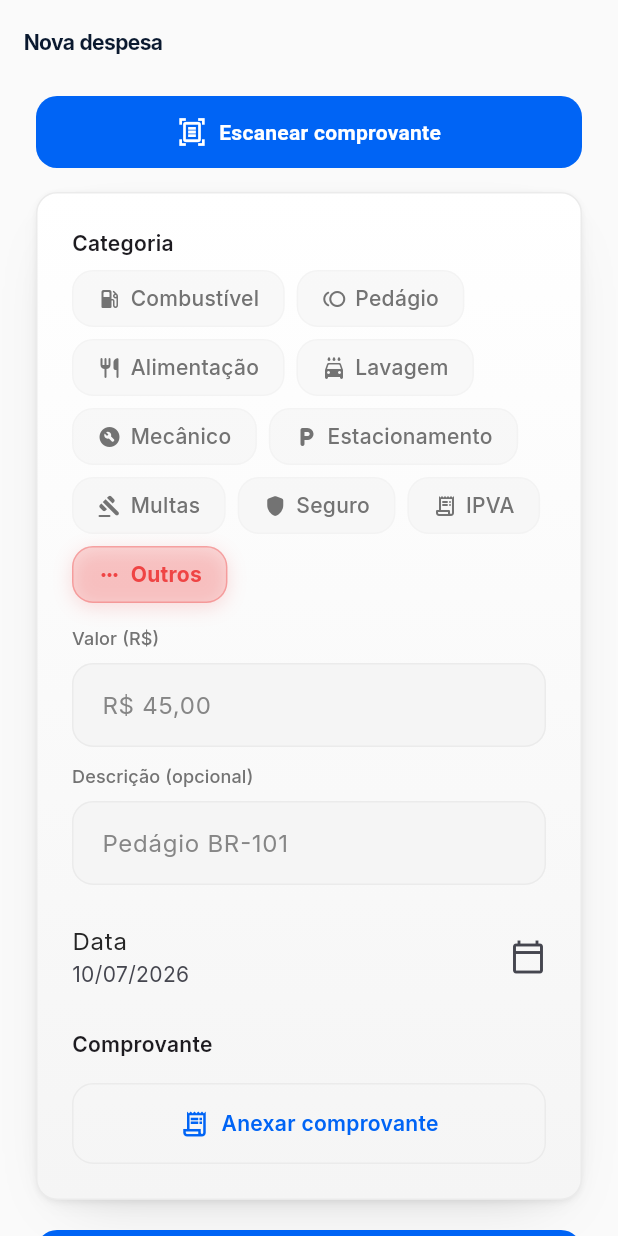
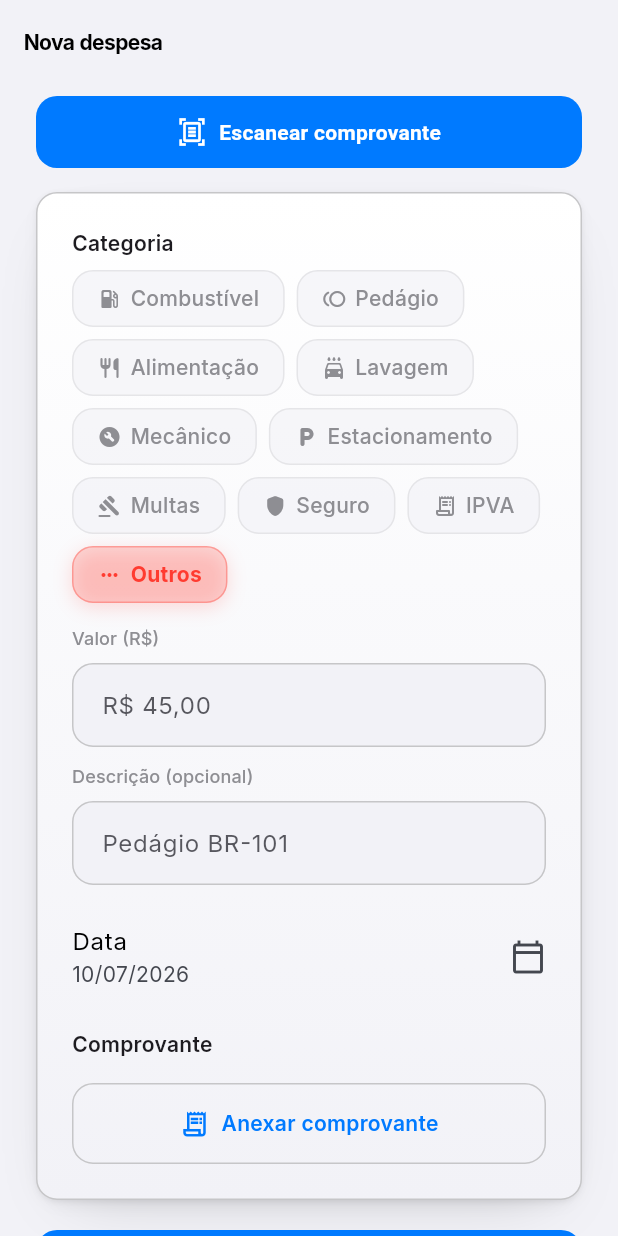
Before and after one commit to solerpedroo/driveflow, a Flutter app: the ExpenseFormScreen screen opened by its route, on a phone screen of 412 x 824 dp. Run offline on Flutter 3.47's test engine with Material 3 defaults, Android fonts, the phone set to English and light mode, and no system bars; our stand-ins replace cached_network_image, connectivity_plus, dio, file_picker, fl_chart, flutter_hooks and 14 more; missing offline and left inert: google_mlkit_text_recognition; accounts and stored records are empty; network calls fail; statements that could not run were skipped.

Commit message:
feat(ui): tokens iOS system colors + azul #007AFF
Co-authored-by: Pedro Henrique Contardi Soler <pedrocsoler@hotmail.com>

```diff
--- a/lib/core/theme/app_colors.dart
+++ b/lib/core/theme/app_colors.dart
@@ -1,56 +1,70 @@
 import 'package:flutter/material.dart';
 import 'package:flutter/services.dart';
 
-/// Design tokens — paleta premium azul (referência ReuniAI + Mescla).
+/// Tokens iOS / Cupertino — system colors + azul Apple.
 abstract final class AppColors {
-  // Brand — azul premium
-  static const Color brandBlue = Color(0xFF0064F5);
-  static const Color brandBlueDark = Color(0xFF0047B8);
-  static const Color brandBlueDeep = Color(0xFF002D6E);
-  static const Color brandGlow = Color(0xFFB8D4FF);
-  static const Color brandNavy = Color(0xFF0A192F);
+  // iOS system blue (acento principal)
+  static const Color systemBlue = Color(0xFF007AFF);
+  static const Color systemBlueDark = Color(0xFF0A84FF);
 
-  /// Aliases legados — propagam a nova paleta sem refatorar telas.
-  static const Color skyBlue = brandBlue;
+  // Brand aliases
+  static const Color brandBlue = systemBlue;
+  static const Color brandBlueDark = Color(0xFF0056CC);
+  static const Color brandBlueDeep = Color(0xFF003D99);
+  static const Color brandGlow = Color(0xFF5AC8FA);
+  static const Color brandNavy = Color(0xFF000000);
+
+  static const Color skyBlue = systemBlue;
   static const Color skyBlueDim = brandBlueDark;
   static const Color skyBlueSoft = brandGlow;
 
-  static const Color deepNavy = brandNavy;
-  static const Color midnight = Color(0xFF0F1419);
-  static const Color slate = Color(0xFF1A2332);
+  static const Color deepNavy = Color(0xFF000000);
+  static const Color midnight = Color(0xFF1C1C1E);
+  static const Color slate = Color(0xFF2C2C2E);
 
-  /// @deprecated Use [brandBlue].
-  static const Color electricTeal = brandBlue;
-
-  /// @deprecated Use [brandBlueDark].
+  static const Color electricTeal = systemBlue;
   static const Color electricTealDim = brandBlueDark;
 
   // Semantic
-  static const Color profitGreen = Color(0xFF10B981);
-  static const Color expenseCoral = Color(0xFFEF4444);
-  static const Color warningAmber = Color(0xFFF59E0B);
-  static const Color infoBlue = Color(0xFF38BDF8);
+  static const Color profitGreen = Color(0xFF34C759);
+  static const Color expenseCoral = Color(0xFFFF3B30);
+  static const Color warningAmber = Color(0xFFFF9500);
+  static const Color infoBlue = Color(0xFF5AC8FA);
 
-  // Light mode surfaces — canvas neutro premium
-  static const Color lightBackground = Color(0xFFFAFAFA);
-  static const Color lightSurface = Color(0xFFFFFFFF);
-  static const Color lightMuted = Color(0xFFF5F5F5);
-  static const Color lightBorder = Color(0xFFEBEBEB);
+  // iOS light surfaces
+  static const Color iosGroupedBackground = Color(0xFFF2F2F7);
+  static const Color iosSecondaryGrouped = Color(0xFFFFFFFF);
+  static const Color iosTertiaryGrouped = Color(0xFFF2F2F7);
+  static const Color iosSeparator = Color(0x4C3C3C43);
+  static const Color iosLabel = Color(0xFF000000);
+  static const Color iosSecondaryLabel = Color(0x993C3C43);
+  static const Color iosBarBackgroundLight = Color(0xF0F9F9F9);
 
-  // Text
-  static const Color textPrimary = Color(0xFF252525);
-  static const Color textSecondary = Color(0xFF94A3B8);
-  static const Color textSecondaryLight = Color(0xFF737373);
+  // iOS dark surfaces
+  static const Color iosGroupedBackgroundDark = Color(0xFF000000);
+  static const Color iosSecondaryGroupedDark = Color(0xFF1C1C1E);
+  static const Color iosTertiaryGroupedDark = Color(0xFF2C2C2E);
+  static const Color iosSeparatorDark = Color(0xA6545458);
+  static const Color iosBarBackgroundDark = Color(0xB31C1C1E);
 
-  // Borders & glass
+  // Legacy aliases
+  static const Color lightBackground = iosGroupedBackground;
+  static const Color lightSurface = iosSecondaryGrouped;
+  static const Color lightMuted = iosTertiaryGrouped;
+  static const Color lightBorder = Color(0xFFC6C6C8);
+
+  static const Color textPrimary = iosLabel;
+  static const Color textSecondary = Color(0xFF8E8E93);
+  static const Color textSecondaryLight = iosSecondaryLabel;
+
   static const Color glassBorder = Color(0x33FFFFFF);
-  static const Color glassBorderLight = Color(0x1A0A192F);
+  static const Color glassBorderLight = Color(0xFFC6C6C8);
 
   static const SystemUiOverlayStyle darkOverlay = SystemUiOverlayStyle(
     statusBarColor: Colors.transparent,
     statusBarIconBrightness: Brightness.light,
     statusBarBrightness: Brightness.dark,
-    systemNavigationBarColor: brandNavy,
+    systemNavigationBarColor: iosGroupedBackgroundDark,
     systemNavigationBarIconBrightness: Brightness.light,
   );
 
@@ -58,15 +72,25 @@ abstract final class AppColors {
     statusBarColor: Colors.transparent,
     statusBarIconBrightness: Brightness.dark,
     statusBarBrightness: Brightness.light,
-    systemNavigationBarColor: lightBackground,
+    systemNavigationBarColor: iosGroupedBackground,
     systemNavigationBarIconBrightness: Brightness.dark,
   );
 
+  static Color groupedBackground(Brightness brightness) {
+    return brightness == Brightness.dark
+        ? iosGroupedBackgroundDark
+        : iosGroupedBackground;
+  }
+
+  static Color secondaryGrouped(Brightness brightness) {
+    return brightness == Brightness.dark
+        ? iosSecondaryGroupedDark
+        : iosSecondaryGrouped;
+  }
+
   static List<Color> shellGradient(Brightness brightness) {
-    if (brightness == Brightness.dark) {
-      return const [Color(0xFF0F1419), Color(0xFF0A192F)];
-    }
-    return const [Color(0xFFF8FAFC), Color(0xFFFAFAFA), Color(0xFFFFFFFF)];
+    final bg = groupedBackground(brightness);
+    return [bg, bg];
   }
 
   static List<Color> ambientGradient(Brightness brightness) {
@@ -74,59 +98,46 @@ abstract final class AppColors {
   }
 
   static List<Color> accentGlow(Brightness brightness) {
-    if (brightness == Brightness.dark) {
-      return [
-        brandBlue.withValues(alpha: 0.22),
-        brandGlow.withValues(alpha: 0.08),
-        Colors.transparent,
-      ];
-    }
-    return [
-      brandBlue.withValues(alpha: 0.12),
-      brandGlow.withValues(alpha: 0.06),
-      Colors.transparent,
-    ];
+    return [Colors.transparent, Colors.transparent];
   }
 
   static Color cardSurface(ThemeData theme) {
-    if (theme.brightness == Brightness.dark) {
-      return slate.withValues(alpha: 0.72);
-    }
-    return lightSurface;
+    return secondaryGrouped(theme.brightness);
   }
 
   static Color mutedSurface(ThemeData theme) {
     if (theme.brightness == Brightness.dark) {
-      return midnight;
+      return iosTertiaryGroupedDark;
     }
-    return lightMuted;
+    return iosTertiaryGrouped;
   }
 
   static Color secondaryLabel(ThemeData theme) {
     if (theme.brightness == Brightness.dark) {
-      return textSecondary;
+      return const Color(0xFF8E8E93);
     }
-    return textSecondaryLight;
+    return const Color(0xFF8E8E93);
   }
 
   static Color bottomNavInactive(ThemeData theme) {
-    if (theme.brightness == Brightness.dark) {
-      return textSecondary;
-    }
-    return const Color(0xFF9CA3AF);
+    return const Color(0xFF8E8E93);
   }
 
   static Color bottomNavBarShell(ThemeData theme) {
     if (theme.brightness == Brightness.dark) {
-      return slate.withValues(alpha: 0.92);
+      return iosBarBackgroundDark;
     }
-    return lightSurface.withValues(alpha: 0.88);
+    return iosBarBackgroundLight;
   }
 
   static Color border(ThemeData theme) {
     if (theme.brightness == Brightness.dark) {
-      return Colors.white.withValues(alpha: 0.08);
+      return iosSeparatorDark;
     }
-    return lightBorder;
+    return iosSeparator;
+  }
+
+  static Color separator(ThemeData theme) {
+    return border(theme);
   }
 }
```
